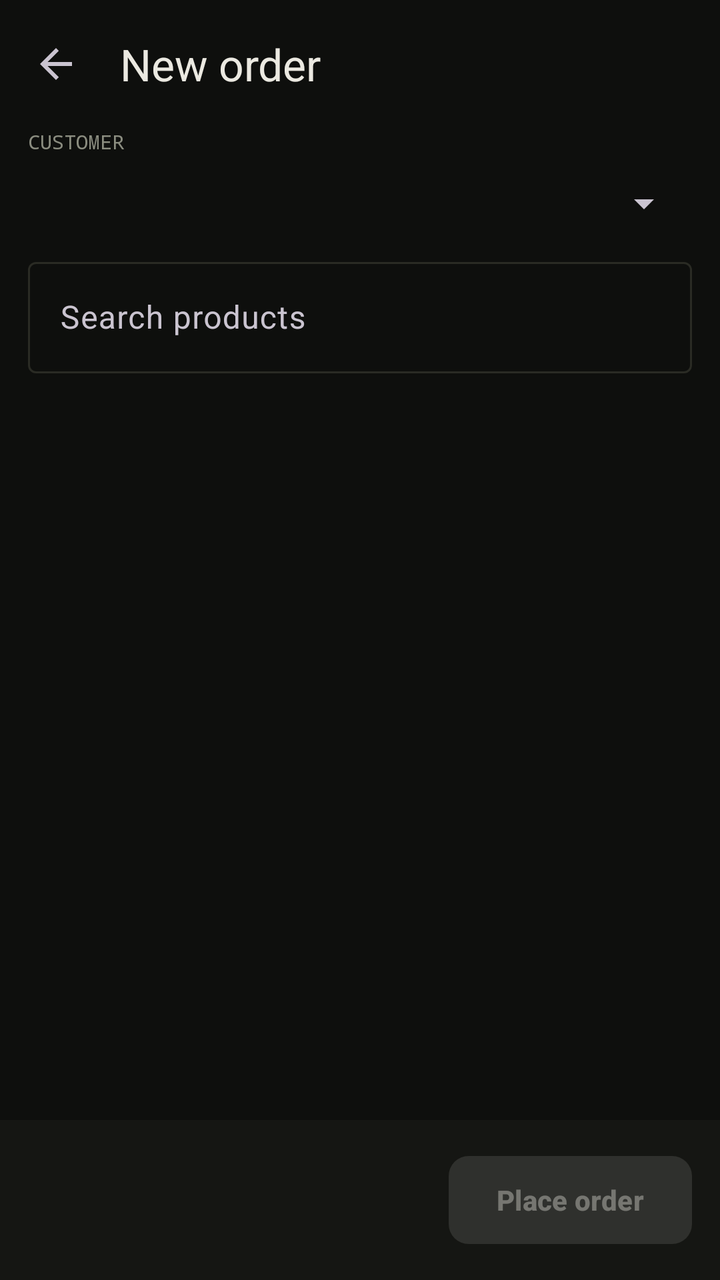
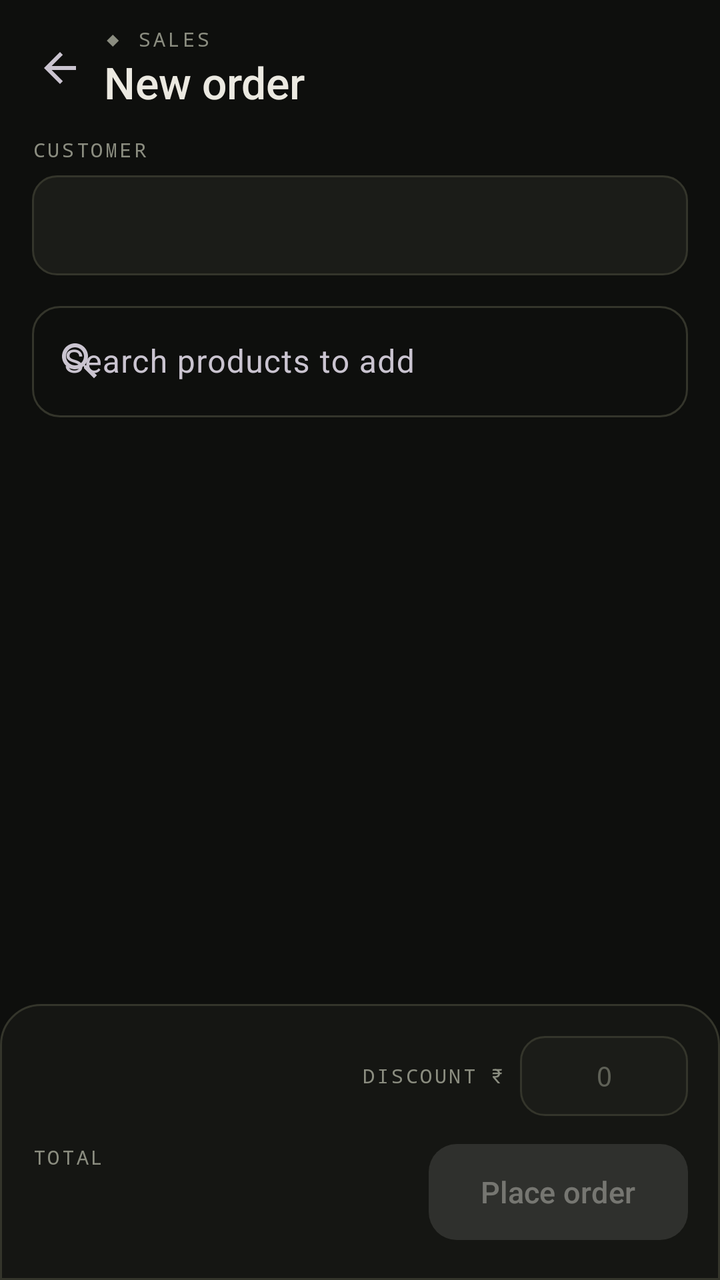

An Android layout rendered at two revisions. The XML below is the earlier revision; the diff shows what the commit changed to produce the second picture.
<!-- AndroidManifest.xml: application theme Theme.StockPilot -->
<!-- res/layout/activity_new_order.xml -->
<?xml version="1.0" encoding="utf-8"?>
<LinearLayout xmlns:android="http://schemas.android.com/apk/res/android"
    xmlns:app="http://schemas.android.com/apk/res-auto"
    android:layout_width="match_parent"
    android:layout_height="match_parent"
    android:background="@color/bg"
    android:orientation="vertical">

    <com.google.android.material.appbar.MaterialToolbar
        android:id="@+id/toolbar"
        android:layout_width="match_parent"
        android:layout_height="?attr/actionBarSize"
        android:background="@color/bg"
        app:navigationIcon="?attr/homeAsUpIndicator"
        app:title="New order"
        app:titleTextColor="@color/text" />

    <LinearLayout
        android:layout_width="match_parent"
        android:layout_height="wrap_content"
        android:orientation="vertical"
        android:paddingStart="14dp"
        android:paddingEnd="14dp">

        <TextView
            android:layout_width="wrap_content"
            android:layout_height="wrap_content"
            android:fontFamily="monospace"
            android:text="CUSTOMER"
            android:textColor="@color/muted"
            android:textSize="10sp" />

        <Spinner
            android:id="@+id/spCustomer"
            android:layout_width="match_parent"
            android:layout_height="48dp" />

        <com.google.android.material.textfield.TextInputLayout
            style="@style/Widget.Material3.TextInputLayout.OutlinedBox"
            android:layout_width="match_parent"
            android:layout_height="wrap_content"
            android:hint="Search products">

            <com.google.android.material.textfield.TextInputEditText
                android:id="@+id/etSearch"
                android:layout_width="match_parent"
                android:layout_height="wrap_content"
                android:inputType="text"
                android:maxLines="1" />
        </com.google.android.material.textfield.TextInputLayout>
    </LinearLayout>

    <androidx.recyclerview.widget.RecyclerView
        android:id="@+id/recycler"
        android:layout_width="match_parent"
        android:layout_height="0dp"
        android:layout_weight="1"
        android:clipToPadding="false"
        android:padding="14dp" />

    <LinearLayout
        android:layout_width="match_parent"
        android:layout_height="wrap_content"
        android:background="@color/surface"
        android:gravity="center_vertical"
        android:orientation="horizontal"
        android:padding="14dp">

        <LinearLayout
            android:layout_width="0dp"
            android:layout_height="wrap_content"
            android:layout_weight="1"
            android:orientation="vertical">

            <TextView
                android:id="@+id/tvCount"
                android:layout_width="wrap_content"
                android:layout_height="wrap_content"
                android:textColor="@color/muted"
                android:textSize="12sp" />

            <TextView
                android:id="@+id/tvTotal"
                android:layout_width="wrap_content"
                android:layout_height="wrap_content"
                android:textColor="@color/amber"
                android:textSize="22sp"
                android:textStyle="bold" />
        </LinearLayout>

        <com.google.android.material.button.MaterialButton
            android:id="@+id/btnPlace"
            android:layout_width="wrap_content"
            android:layout_height="52dp"
            android:enabled="false"
            android:text="Place order"
            android:textStyle="bold"
            app:cornerRadius="10dp" />
    </LinearLayout>
</LinearLayout>
<!-- resources referenced by this layout -->
<resources>
  <style name="Theme.StockPilot" parent="Theme.Material3.Dark.NoActionBar">
          <item name="colorPrimary">@color/amber</item>
          <item name="colorOnPrimary">@color/amber_ink</item>
          <item name="colorSecondary">@color/amber</item>
          <item name="colorSurface">@color/surface</item>
          <item name="colorOnSurface">@color/text</item>
          <item name="colorSurfaceVariant">@color/surface2</item>
          <item name="colorOutline">@color/line</item>
          <item name="colorError">@color/red</item>
          <item name="android:windowBackground">@color/bg</item>
          <item name="android:statusBarColor">@color/bg</item>
          <item name="android:navigationBarColor">@color/surface</item>
      </style>
  <color name="line">#2A2B24</color>
  <!-- unchanged entries left out for length: 8 -->
</resources>

<!-- the commit's change to res/layout/activity_new_order.xml (unified diff, before → after) -->
@@ -6,40 +6,79 @@
     android:background="@color/bg"
     android:orientation="vertical">
 
-    <com.google.android.material.appbar.MaterialToolbar
-        android:id="@+id/toolbar"
+    <LinearLayout
         android:layout_width="match_parent"
-        android:layout_height="?attr/actionBarSize"
-        android:background="@color/bg"
-        app:navigationIcon="?attr/homeAsUpIndicator"
-        app:title="New order"
-        app:titleTextColor="@color/text" />
+        android:layout_height="wrap_content"
+        android:gravity="center_vertical"
+        android:orientation="horizontal"
+        android:paddingStart="8dp"
+        android:paddingTop="12dp"
+        android:paddingEnd="18dp"
+        android:paddingBottom="4dp">
+
+        <ImageButton
+            android:id="@+id/btnBack"
+            android:layout_width="44dp"
+            android:layout_height="44dp"
+            android:background="?attr/selectableItemBackgroundBorderless"
+            android:contentDescription="Back"
+            android:src="@drawable/ic_back" />
+
+        <LinearLayout
+            android:layout_width="0dp"
+            android:layout_height="wrap_content"
+            android:layout_weight="1"
+            android:orientation="vertical">
+
+            <TextView
+                style="@style/Text.Eyebrow"
+                android:layout_width="wrap_content"
+                android:layout_height="wrap_content"
+                android:text="◆ SALES" />
+
+            <TextView
+                android:layout_width="wrap_content"
+                android:layout_height="wrap_content"
+                android:fontFamily="sans-serif-medium"
+                android:text="New order"
+                android:textColor="@color/text"
+                android:textSize="22sp" />
+        </LinearLayout>
+    </LinearLayout>
 
     <LinearLayout
         android:layout_width="match_parent"
         android:layout_height="wrap_content"
         android:orientation="vertical"
-        android:paddingStart="14dp"
-        android:paddingEnd="14dp">
+        android:paddingStart="16dp"
+        android:paddingTop="8dp"
+        android:paddingEnd="16dp">
 
         <TextView
+            style="@style/Text.Label"
             android:layout_width="wrap_content"
             android:layout_height="wrap_content"
-            android:fontFamily="monospace"
-            android:text="CUSTOMER"
-            android:textColor="@color/muted"
-            android:textSize="10sp" />
+            android:text="CUSTOMER" />
 
         <Spinner
             android:id="@+id/spCustomer"
             android:layout_width="match_parent"
-            android:layout_height="48dp" />
+            android:layout_height="50dp"
+            android:layout_marginTop="6dp"
+            android:background="@drawable/bg_input_card"
+            android:paddingStart="8dp" />
 
         <com.google.android.material.textfield.TextInputLayout
             style="@style/Widget.Material3.TextInputLayout.OutlinedBox"
             android:layout_width="match_parent"
             android:layout_height="wrap_content"
-            android:hint="Search products">
+            android:layout_marginTop="10dp"
+            android:hint="Search products to add"
+            app:boxCornerRadiusBottomEnd="14dp"
+            app:boxCornerRadiusBottomStart="14dp"
+            app:boxCornerRadiusTopEnd="14dp"
+            app:boxCornerRadiusTopStart="14dp"
+            app:startIconDrawable="@drawable/ic_search">
 
             <com.google.android.material.textfield.TextInputEditText
                 android:id="@+id/etSearch"
@@ -56,45 +95,91 @@
         android:layout_height="0dp"
         android:layout_weight="1"
         android:clipToPadding="false"
-        android:padding="14dp" />
+        android:padding="16dp" />
 
     <LinearLayout
         android:layout_width="match_parent"
         android:layout_height="wrap_content"
-        android:background="@color/surface"
-        android:gravity="center_vertical"
-        android:orientation="horizontal"
-        android:padding="14dp">
+        android:background="@drawable/bg_bottom_bar"
+        android:orientation="vertical"
+        android:padding="16dp">
 
         <LinearLayout
-            android:layout_width="0dp"
+            android:layout_width="match_parent"
             android:layout_height="wrap_content"
-            android:layout_weight="1"
-            android:orientation="vertical">
+            android:gravity="center_vertical"
+            android:orientation="horizontal">
 
             <TextView
                 android:id="@+id/tvCount"
-                android:layout_width="wrap_content"
+                android:layout_width="0dp"
                 android:layout_height="wrap_content"
+                android:layout_weight="1"
                 android:textColor="@color/muted"
                 android:textSize="12sp" />
 
             <TextView
-                android:id="@+id/tvTotal"
+                style="@style/Text.Label"
                 android:layout_width="wrap_content"
                 android:layout_height="wrap_content"
-                android:textColor="@color/amber"
-                android:textSize="22sp"
-                android:textStyle="bold" />
+                android:text="DISCOUNT ₹" />
+
+            <EditText
+                android:id="@+id/etDiscount"
+                android:layout_width="84dp"
+                android:layout_height="40dp"
+                android:layout_marginStart="8dp"
+                android:background="@drawable/bg_input_card"
+                android:fontFamily="monospace"
+                android:gravity="center"
+                android:hint="0"
+                android:importantForAutofill="no"
+                android:inputType="numberDecimal"
+                android:maxLength="8"
+                android:textColor="@color/text"
+                android:textColorHint="@color/dim"
+                android:textSize="14sp" />
         </LinearLayout>
 
-        <com.google.android.material.button.MaterialButton
-            android:id="@+id/btnPlace"
-            android:layout_width="wrap_content"
-            android:layout_height="52dp"
-            android:enabled="false"
-            android:text="Place order"
-            android:textStyle="bold"
-            app:cornerRadius="10dp" />
+        <LinearLayout
+            android:layout_width="match_parent"
+            android:layout_height="wrap_content"
+            android:layout_marginTop="10dp"
+            android:gravity="center_vertical"
+            android:orientation="horizontal">
+
+            <LinearLayout
+                android:layout_width="0dp"
+                android:layout_height="wrap_content"
+                android:layout_weight="1"
+                android:orientation="vertical">
+
+                <TextView
+                    style="@style/Text.Label"
+                    android:layout_width="wrap_content"
+                    android:layout_height="wrap_content"
+                    android:text="TOTAL" />
+
+                <TextView
+                    android:id="@+id/tvTotal"
+                    android:layout_width="wrap_content"
+                    android:layout_height="wrap_content"
+                    android:fontFamily="sans-serif-medium"
+                    android:textColor="@color/amber2"
+                    android:textSize="26sp" />
+            </LinearLayout>
+
+            <com.google.android.material.button.MaterialButton
+                android:id="@+id/btnPlace"
+                android:layout_width="wrap_content"
+                android:layout_height="56dp"
+                android:enabled="false"
+                android:fontFamily="sans-serif-medium"
+                android:paddingStart="26dp"
+                android:paddingEnd="26dp"
+                android:text="Place order"
+                android:textSize="15sp"
+                app:cornerRadius="14dp" />
+        </LinearLayout>
     </LinearLayout>
 </LinearLayout>
<!-- resource entries referenced after the edit -->
@@ -1,5 +1,41 @@
 <!-- resources referenced by this layout -->
 <resources>
+  <color name="amber2">#FFC46B</color>
+  <color name="dim">#5F6157</color>
+  <!-- drawable bg_bottom_bar (drawable) -->
+  <?xml version="1.0" encoding="utf-8"?>
+  <shape xmlns:android="http://schemas.android.com/apk/res/android" android:shape="rectangle">
+      <solid android:color="@color/surface" />
+      <stroke android:width="1dp" android:color="@color/line2" />
+      <corners android:topLeftRadius="20dp" android:topRightRadius="20dp" />
+  </shape>
+  <!-- drawable bg_input_card (drawable) -->
+  <?xml version="1.0" encoding="utf-8"?>
+  <shape xmlns:android="http://schemas.android.com/apk/res/android" android:shape="rectangle">
+      <solid android:color="@color/surface2" />
+      <stroke android:width="1dp" android:color="@color/line2" />
+      <corners android:radius="12dp" />
+  </shape>
+  <!-- drawable ic_back (drawable) -->
+  <vector xmlns:android="http://schemas.android.com/apk/res/android" android:width="24dp" android:height="24dp" android:viewportWidth="24" android:viewportHeight="24" android:tint="?attr/colorControlNormal">
+      <path android:fillColor="@android:color/white" android:pathData="M20,11H7.83l5.59,-5.59L12,4l-8,8 8,8 1.41,-1.41L7.83,13H20v-2z" />
+  </vector>
+  <!-- drawable ic_search (drawable) -->
+  <vector xmlns:android="http://schemas.android.com/apk/res/android" android:width="24dp" android:height="24dp" android:viewportWidth="24" android:viewportHeight="24" android:tint="?attr/colorControlNormal">
+      <path android:fillColor="@android:color/white" android:pathData="M15.5,14h-0.79l-0.28,-0.27C15.41,12.59 16,11.11 16,9.5 16,5.91 13.09,3 9.5,3S3,5.91 3,9.5 5.91,16 9.5,16c1.61,0 3.09,-0.59 4.23,-1.57l0.27,0.28v0.79l5,4.99L20.49,19l-4.99,-5zM9.5,14C7.01,14 5,11.99 5,9.5S7.01,5 9.5,5 14,7.01 14,9.5 11.99,14 9.5,14z" />
+  </vector>
+  <style name="Text.Eyebrow" parent="Text">
+          <item name="android:textColor">@color/muted</item>
+          <item name="android:textSize">10sp</item>
+          <item name="android:letterSpacing">0.14</item>
+          <item name="android:fontFamily">monospace</item>
+      </style>
+  <style name="Text.Label" parent="Text">
+          <item name="android:textColor">@color/muted</item>
+          <item name="android:textSize">10sp</item>
+          <item name="android:letterSpacing">0.12</item>
+          <item name="android:fontFamily">monospace</item>
+      </style>
   <style name="Theme.StockPilot" parent="Theme.Material3.Dark.NoActionBar">
           <item name="colorPrimary">@color/amber</item>
           <item name="colorOnPrimary">@color/amber_ink</item>
@@ -7,13 +43,41 @@
           <item name="colorSurface">@color/surface</item>
           <item name="colorOnSurface">@color/text</item>
           <item name="colorSurfaceVariant">@color/surface2</item>
-          <item name="colorOutline">@color/line</item>
+          <item name="colorOutline">@color/line2</item>
           <item name="colorError">@color/red</item>
           <item name="android:windowBackground">@color/bg</item>
           <item name="android:statusBarColor">@color/bg</item>
           <item name="android:navigationBarColor">@color/surface</item>
+          <item name="materialAlertDialogTheme">@style/ThemeOverlay.StockPilot.Dialog</item>
+          <item name="bottomSheetDialogTheme">@style/ThemeOverlay.StockPilot.BottomSheet</item>
       </style>
-  <color name="line">#2A2B24</color>
+  <color name="line2">#34352B</color>
+  <style name="Text" parent="" />
+  <style name="ThemeOverlay.StockPilot.Dialog" parent="ThemeOverlay.Material3.MaterialAlertDialog">
+          <item name="colorSurface">@color/surface2</item>
+          <item name="dialogCornerRadius">22dp</item>
+          <item name="shapeAppearance">@style/ShapeAppearance.StockPilot.Dialog</item>
+          <item name="shapeAppearanceOverlay">@style/ShapeAppearance.StockPilot.Dialog</item>
+      </style>
+  <style name="ThemeOverlay.StockPilot.BottomSheet" parent="ThemeOverlay.Material3.BottomSheetDialog">
+          <item name="bottomSheetStyle">@style/Widget.StockPilot.BottomSheet</item>
+      </style>
+  <style name="ShapeAppearance.StockPilot.Dialog" parent="">
+          <item name="cornerFamily">rounded</item>
+          <item name="cornerSize">22dp</item>
+      </style>
+  <style name="Widget.StockPilot.BottomSheet" parent="Widget.Material3.BottomSheet">
+          <item name="backgroundTint">@color/surface</item>
+          <item name="shapeAppearance">@style/ShapeAppearance.StockPilot.Sheet</item>
+          <item name="shapeAppearanceOverlay">@style/ShapeAppearance.StockPilot.Sheet</item>
+      </style>
+  <style name="ShapeAppearance.StockPilot.Sheet" parent="">
+          <item name="cornerFamily">rounded</item>
+          <item name="cornerSizeTopLeft">26dp</item>
+          <item name="cornerSizeTopRight">26dp</item>
+          <item name="cornerSizeBottomLeft">0dp</item>
+          <item name="cornerSizeBottomRight">0dp</item>
+      </style>
   <!-- unchanged entries left out for length: 8 -->
 </resources>
 
